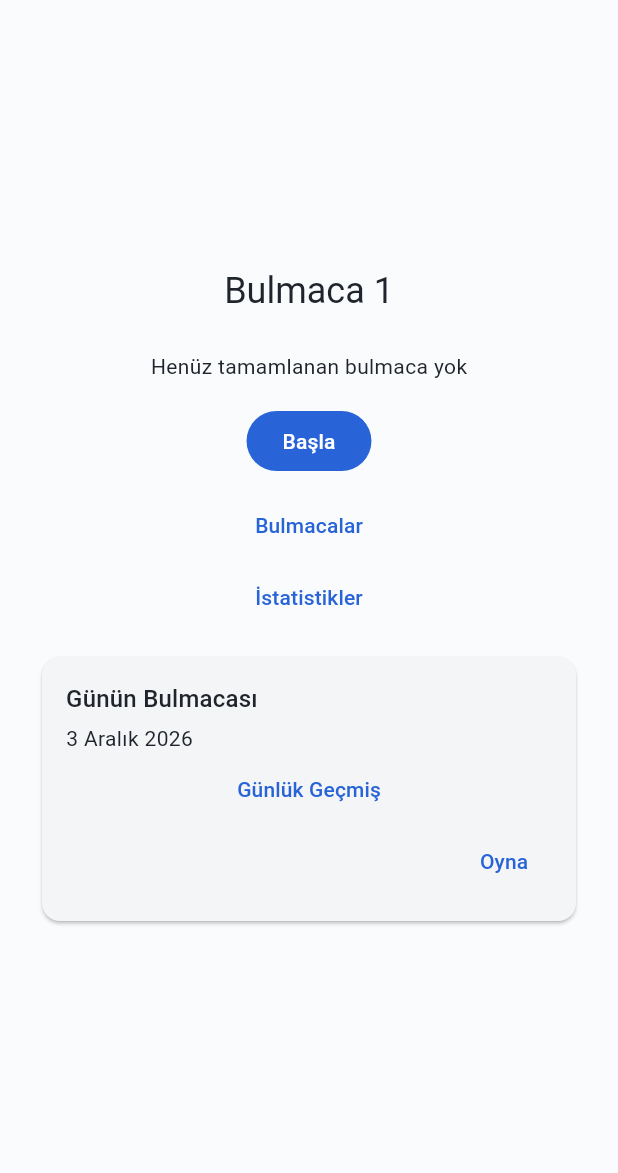
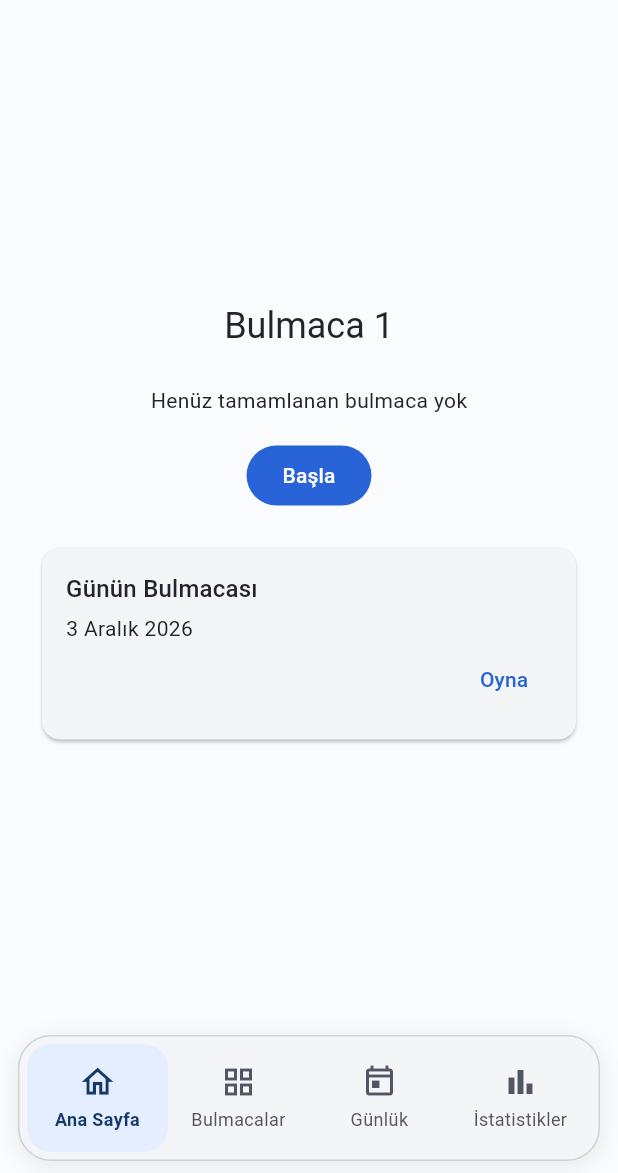
Before and after one commit to veles1010/arrowword, a Flutter app: the screen it shows after launch, on a phone screen of 412 x 824 dp, the part 63-1236 px from its top. Run offline on Flutter 3.47's test engine with Material 3 defaults, Android fonts, the phone set to English and light mode, and no system bars; our stand-ins replace google_mobile_ads, package_info_plus, share_plus, shared_preferences.

Commit message:
feat: add fluid app shell navigation

```diff
--- a/lib/app/app.dart
+++ b/lib/app/app.dart
@@ -3,7 +3,7 @@ import 'package:flutter/material.dart';
 import '../features/puzzle/ads/rewarded_hint_ad_service.dart';
 
 import 'puzzle_session.dart';
-import 'home_screen.dart';
+import 'app_shell.dart';
 import 'daily_session.dart';
 import 'app_settings.dart';
 import 'arrowword_theme.dart';
@@ -35,7 +35,7 @@ class ArrowwordApp extends StatelessWidget {
       themeMode: settings?.themeMode ?? ThemeMode.system,
       home: openPuzzleDirectly || !session.current.isSuccess
           ? _PuzzleFlow(session: session, rewardedAdFactory: rewardedAdFactory)
-          : HomeScreen(
+          : AppShell(
               session: session,
               settings: settings,
               dailySession: dailySession,
--- /dev/null
+++ b/lib/app/app_shell.dart
@@ -0,0 +1,111 @@
+import 'package:flutter/material.dart';
+
+import '../features/puzzle/ads/rewarded_hint_ad_service.dart';
+import 'app_settings.dart';
+import 'daily_session.dart';
+import 'daily_landing_screen.dart';
+import 'fluid_navigation_bar.dart';
+import 'home_screen.dart';
+import 'puzzle_session.dart';
+import 'puzzle_progression_screen.dart';
+import 'statistics_screen.dart';
+
+class AppShell extends StatefulWidget {
+  const AppShell({
+    required this.session,
+    required this.puzzleBuilder,
+    this.dailySession,
+    this.settings,
+    this.rewardedAdFactory,
+    super.key,
+  });
+  final PuzzleSession session;
+  final WidgetBuilder puzzleBuilder;
+  final DailySession? dailySession;
+  final AppSettings? settings;
+  final RewardedHintAdService Function()? rewardedAdFactory;
+  @override
+  State<AppShell> createState() => _AppShellState();
+}
+
+class _AppShellState extends State<AppShell>
+    with SingleTickerProviderStateMixin {
+  int _index = 0;
+  double _direction = 1;
+  late final AnimationController _transition = AnimationController(
+    vsync: this,
+    duration: const Duration(milliseconds: 180),
+    value: 1,
+  );
+  void _select(int index) {
+    if (index == _index) return;
+    widget.dailySession?.refreshDate();
+    setState(() {
+      _direction = index > _index ? 1 : -1;
+      _index = index;
+    });
+    if (MediaQuery.disableAnimationsOf(context)) {
+      _transition.value = 1;
+    } else {
+      _transition.forward(from: 0);
+    }
+  }
+
+  @override
+  void dispose() {
+    _transition.dispose();
+    super.dispose();
+  }
+
+  @override
+  Widget build(BuildContext context) => PopScope(
+    canPop: _index == 0,
+    onPopInvokedWithResult: (didPop, _) {
+      if (!didPop && _index != 0) _select(0);
+    },
+    child: Scaffold(
+      body: AnimatedBuilder(
+        animation: _transition,
+        child: IndexedStack(
+          index: _index,
+          children: [
+            HomeScreen(
+              session: widget.session,
+              dailySession: widget.dailySession,
+              settings: widget.settings,
+              puzzleBuilder: widget.puzzleBuilder,
+              rewardedAdFactory: widget.rewardedAdFactory,
+              inShell: true,
+            ),
+            PuzzleProgressionScreen(
+              session: widget.session,
+              puzzleBuilder: widget.puzzleBuilder,
+              rewardedAdFactory: widget.rewardedAdFactory,
+              inShell: true,
+            ),
+            DailyLandingScreen(
+              session: widget.dailySession,
+              rewardedAdFactory: widget.rewardedAdFactory,
+            ),
+            StatisticsScreen(
+              session: widget.session,
+              dailySession: widget.dailySession,
+              inShell: true,
+            ),
+          ],
+        ),
+        builder: (context, child) {
+          final value = Curves.easeOutCubic.transform(_transition.value);
+          return FractionalTranslation(
+            translation: Offset(_direction * .035 * (1 - value), 0),
+            child: Opacity(opacity: .88 + .12 * value, child: child),
+          );
+        },
+      ),
+      bottomNavigationBar: FluidNavigationBar(
+        index: _index,
+        onSelected: _select,
+      ),
+    ),
+  );
+}
--- /dev/null
+++ b/lib/app/fluid_navigation_bar.dart
@@ -0,0 +1,194 @@
+import 'package:flutter/gestures.dart';
+import 'package:flutter/material.dart';
+
+const shellLabels = ['Ana Sayfa', 'Bulmacalar', 'Günlük', 'İstatistikler'];
+const _icons = [
+  Icons.home_outlined,
+  Icons.grid_view_outlined,
+  Icons.today_outlined,
+  Icons.bar_chart_outlined,
+];
+
+/// Continuous visual position is local to the bar; only release/tap commits a tab.
+class FluidNavigationBar extends StatefulWidget {
+  const FluidNavigationBar({
+    required this.index,
+    required this.onSelected,
+    super.key,
+  });
+  final int index;
+  final ValueChanged<int> onSelected;
+  @override
+  State<FluidNavigationBar> createState() => _FluidNavigationBarState();
+}
+
+class _FluidNavigationBarState extends State<FluidNavigationBar>
+    with SingleTickerProviderStateMixin {
+  late final AnimationController _position = AnimationController.unbounded(
+    vsync: this,
+    value: widget.index.toDouble(),
+  );
+  double _dragStart = 0, _distance = 0;
+  @override
+  void didUpdateWidget(FluidNavigationBar oldWidget) {
+    super.didUpdateWidget(oldWidget);
+    if (oldWidget.index != widget.index) _settle(widget.index);
+  }
+
+  void _settle(int index) {
+    if (MediaQuery.disableAnimationsOf(context)) {
+      _position.value = index.toDouble();
+    } else {
+      _position.animateTo(
+        index.toDouble(),
+        duration: const Duration(milliseconds: 220),
+        curve: Curves.easeOutCubic,
+      );
+    }
+  }
+
+  void _select(int index) {
+    _settle(index);
+    widget.onSelected(index);
+  }
+
+  @override
+  void dispose() {
+    _position.dispose();
+    super.dispose();
+  }
+
+  @override
+  Widget build(BuildContext context) {
+    final colors = Theme.of(context).colorScheme;
+    final height = 48 + MediaQuery.textScalerOf(context).scale(12) * 2;
+    return SafeArea(
+      top: false,
+      child: Padding(
+        padding: const EdgeInsets.fromLTRB(12, 6, 12, 8),
+        child: DecoratedBox(
+          decoration: BoxDecoration(
+            color: colors.surfaceContainerLow,
+            borderRadius: BorderRadius.circular(22),
+            border: Border.all(color: colors.outlineVariant),
+            boxShadow: [
+              BoxShadow(
+                color: colors.shadow.withValues(alpha: .08),
+                blurRadius: 12,
+                offset: const Offset(0, 3),
+              ),
+            ],
+          ),
+          child: Padding(
+            padding: const EdgeInsets.all(6),
+            child: LayoutBuilder(
+              builder: (context, constraints) {
+                final width = constraints.maxWidth / shellLabels.length;
+                return GestureDetector(
+                  behavior: HitTestBehavior.opaque,
+                  // Flutter's horizontal gesture arena requires touch slop/intent;
+                  // vertical scrolling and taps never become bar drags.
+                  dragStartBehavior: DragStartBehavior.down,
+                  onHorizontalDragStart: (_) {
+                    _position.stop();
+                    _dragStart = _position.value;
+                    _distance = 0;
+                  },
+                  onHorizontalDragUpdate: (details) {
+                    _distance += details.delta.dx;
+                    _position.value = (_dragStart + _distance / width).clamp(
+                      0.0,
+                      3.0,
+                    );
+                  },
+                  // Nearest position, not velocity, wins: slow and fast gestures agree.
+                  onHorizontalDragEnd: (_) =>
+                      _select(_position.value.round().clamp(0, 3)),
+                  onHorizontalDragCancel: () => _settle(widget.index),
+                  child: SizedBox(
+                    height: height,
+                    child: AnimatedBuilder(
+                      animation: _position,
+                      builder: (context, _) {
+                        final position = _position.value.clamp(0.0, 3.0);
+                        return Stack(
+                          children: [
+                            Positioned(
+                              left: position * width,
+                              top: 0,
+                              bottom: 0,
+                              width: width,
+                              child: DecoratedBox(
+                                key: const ValueKey('navigation-pill'),
+                                decoration: BoxDecoration(
+                                  color: colors.primaryContainer,
+                                  borderRadius: BorderRadius.circular(16),
+                                ),
+                              ),
+                            ),
+                            Row(
+                              children: List.generate(4, (i) {
+                                final proximity = (1 - (position - i).abs())
+                                    .clamp(0.0, 1.0);
+                                final foreground = Color.lerp(
+                                  colors.onSurfaceVariant,
+                                  colors.onPrimaryContainer,
+                                  proximity,
+                                )!;
+                                return Expanded(
+                                  child: Semantics(
+                                    label: shellLabels[i],
+                                    button: true,
+                                    selected: widget.index == i,
+                                    onTap: () => _select(i),
+                                    excludeSemantics: true,
+                                    child: GestureDetector(
+                                      key: ValueKey('navigation-$i'),
+                                      behavior: HitTestBehavior.opaque,
+                                      onTap: () => _select(i),
+                                      child: Column(
+                                        mainAxisAlignment:
+                                            MainAxisAlignment.center,
+                                        children: [
+                                          Transform.scale(
+                                            scale: 1 + .06 * proximity,
+                                            child: Icon(
+                                              _icons[i],
+                                              color: foreground,
+                                              size: 24,
+                                            ),
+                                          ),
+                                          const SizedBox(height: 4),
+                                          Text(
+                                            shellLabels[i],
+                                            textAlign: TextAlign.center,
+                                            maxLines: 2,
+                                            style: TextStyle(
+                                              fontSize: 12,
+                                              color: foreground,
+                                              fontWeight: proximity > .5
+                                                  ? FontWeight.w600
+                                                  : FontWeight.w400,
+                                            ),
+                                          ),
+                                        ],
+                                      ),
+                                    ),
+                                  ),
+                                );
+                              }),
+                            ),
+                          ],
+                        );
+                      },
+                    ),
+                  ),
+                );
+              },
+            ),
+          ),
+        ),
+      ),
+    );
+  }
+}
--- a/lib/app/home_screen.dart
+++ b/lib/app/home_screen.dart
@@ -19,11 +19,13 @@ class HomeScreen extends StatefulWidget {
     this.rewardedAdFactory,
     this.dailySession,
     this.settings,
+    this.inShell = false,
     super.key,
   });
   final PuzzleSession session;
   final DailySession? dailySession;
   final AppSettings? settings;
+  final bool inShell;
   final WidgetBuilder puzzleBuilder;
   final RewardedHintAdService Function()? rewardedAdFactory;
   @override
@@ -116,6 +118,7 @@ class _HomeScreenState extends State<HomeScreen> with WidgetsBindingObserver {
           session.completedThrough == 0;
       return Scaffold(
         appBar: AppBar(
+          automaticallyImplyLeading: !widget.inShell,
           title: const Text('Arrowword'),
           actions: [
             if (widget.settings != null)
@@ -163,10 +166,12 @@ class _HomeScreenState extends State<HomeScreen> with WidgetsBindingObserver {
                         child: Text(fresh ? 'Başla' : 'Devam Et'),
                       ),
                       const SizedBox(height: 8),
+                      if (!widget.inShell)
                         TextButton(
                           onPressed: _openProgression,
                           child: const Text('Bulmacalar'),
                         ),
+                      if (!widget.inShell)
                         TextButton(
                           onPressed: _openStatistics,
                           child: const Text('İstatistikler'),
@@ -208,6 +213,7 @@ class _HomeScreenState extends State<HomeScreen> with WidgetsBindingObserver {
               ),
               if (daily.statistics.currentStreak > 0)
                 Text('${daily.statistics.currentStreak} günlük seri'),
+              if (!widget.inShell)
                 TextButton(
                   onPressed: () async {
                     await Navigator.of(context).push<void>(
```
Also changed, not shown: lib/app/daily_landing_screen.dart (added, +96 -0 lines), lib/app/puzzle_progression_screen.dart (+6 -1 lines), lib/app/statistics_screen.dart (+11 -2 lines), 5 other files. Lines whose indentation alone changed are shown as unchanged.
